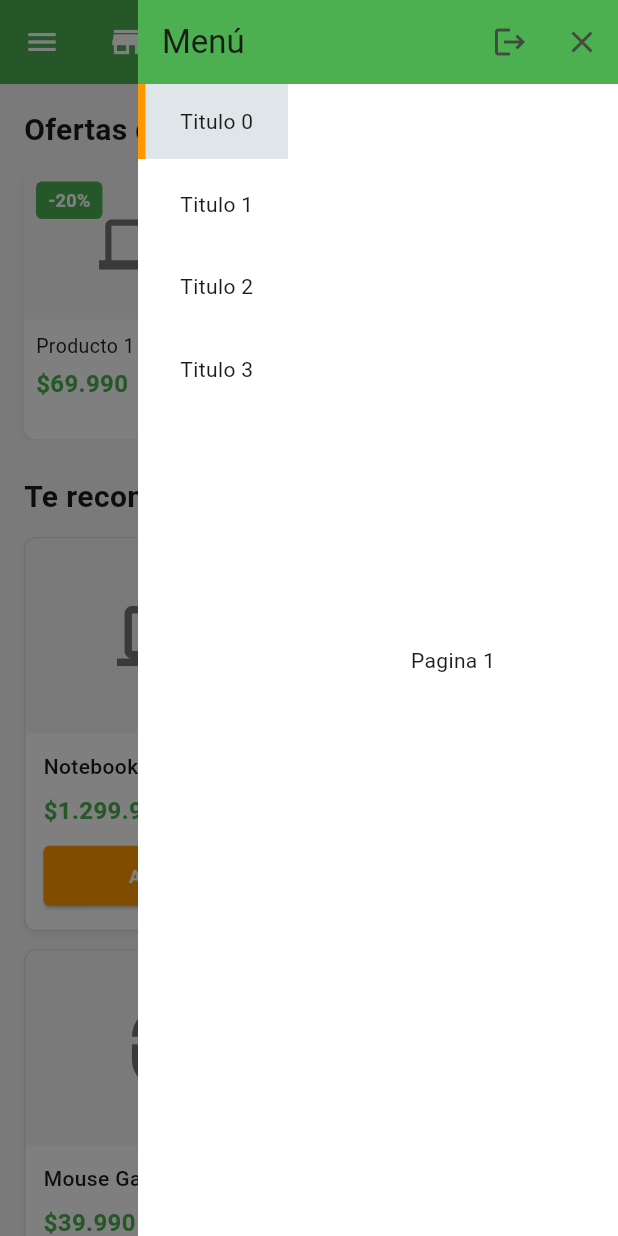
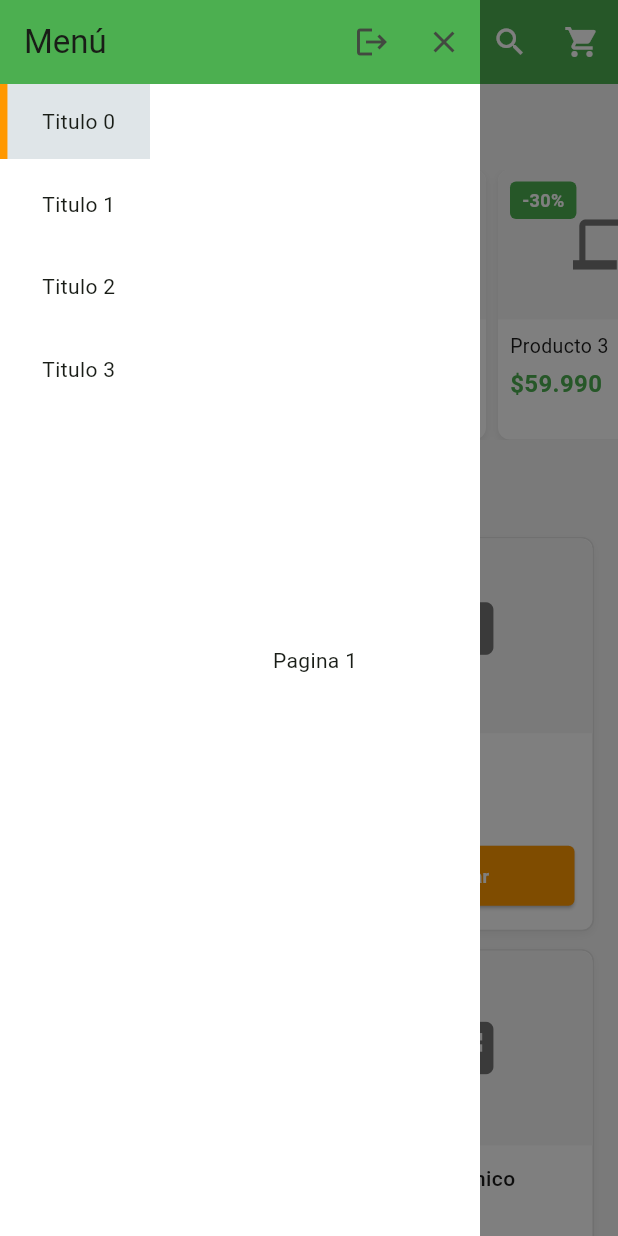
Before and after one commit to GabrielMolinaUsm135/PROYECTO-MOVIL-FRONTEND, a Flutter app: the HomePage screen opened by its route, after a tap on the "menu" icon, on a phone screen of 412 x 824 dp. Run offline on Flutter 3.47's test engine with Material 3 defaults, Android fonts, the phone set to English and light mode, and no system bars.

```diff
--- a/flutter_application_1/lib/vistas/HomePage.dart
+++ b/flutter_application_1/lib/vistas/HomePage.dart
@@ -25,7 +25,8 @@ class HomePage extends StatelessWidget {
                 transitionDuration: const Duration(milliseconds: 300),
                 pageBuilder: (context, anim1, anim2) {
                   return Align(
-                    alignment: Alignment.centerRight,
+                    // Mostrar desde la izquierda hacia la derecha
+                    alignment: Alignment.centerLeft,
                     child: Material(
                       color: Colors.transparent,
                       child: SizedBox(
@@ -65,10 +66,10 @@ class HomePage extends StatelessWidget {
                   );
                 },
                 transitionBuilder: (context, a1, a2, child) {
+                  // Animación: entra desde la izquierda
                   return SlideTransition(
-                    position:
-                        Tween<Offset>(begin: const Offset(1, 0), end: Offset.zero)
-                            .animate(a1),
+                    position: Tween<Offset>(begin: const Offset(-1, 0), end: Offset.zero)
+                        .animate(a1),
                     child: child,
                   );
                 },
```
